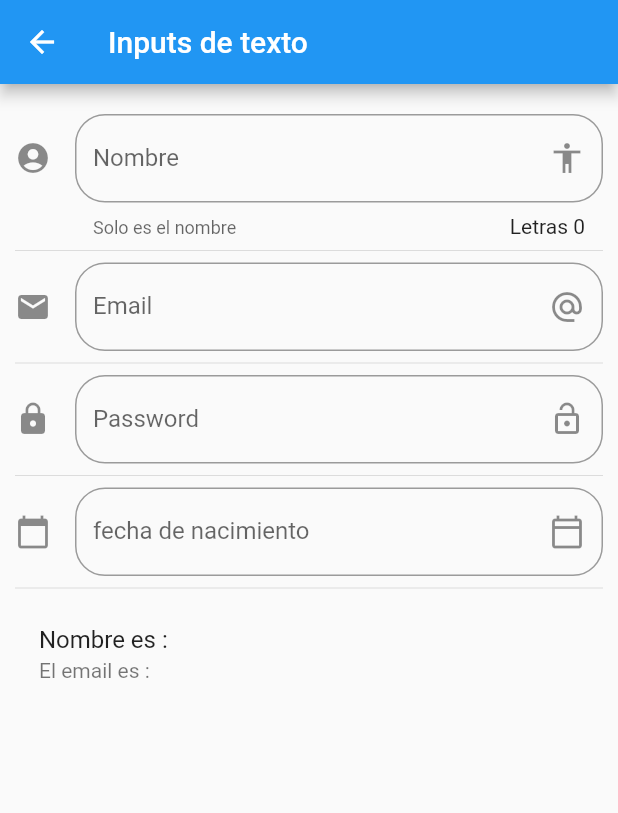
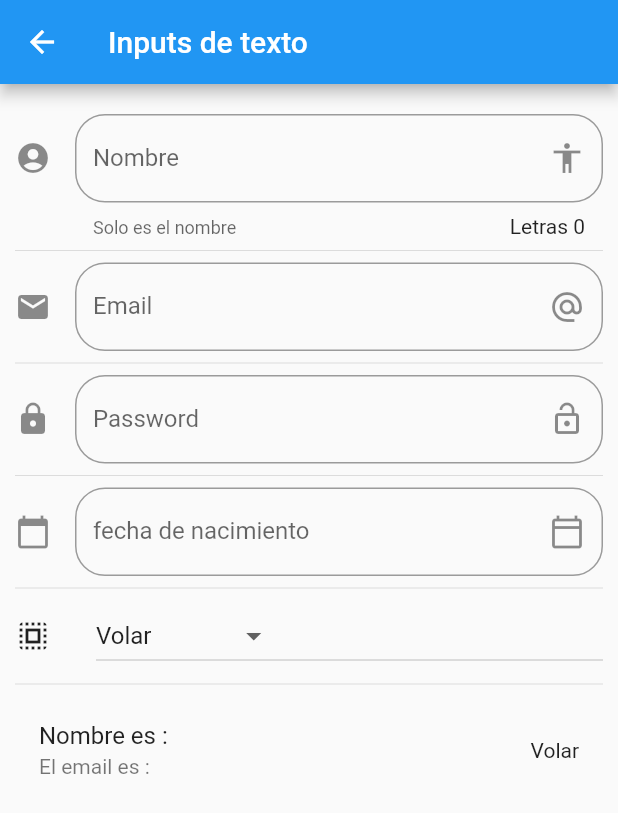
Before and after one commit to lmdelgallego/componentes, a Flutter app: the InputPage screen opened by its route, on a phone screen of 412 x 824 dp. Shown: the top 813 px of the screen. Run offline on Flutter 3.47's test engine with Material 2 defaults, Android fonts, the phone set to English and light mode, and no system bars.

```diff
--- a/lib/src/pages/input_pate.dart
+++ b/lib/src/pages/input_pate.dart
@@ -12,6 +12,9 @@ class _InputPageState extends State<InputPage> {
   String _email = '';
   String _password = '';
   String _fecha = '';
+  String _opcionSeleccionada = 'Volar';
+
+  List<String> _poderes = ['Volar', 'Rayos X', 'Super Alinto', 'Super Fuerza'];
 
   TextEditingController _inputFieldDateController = new TextEditingController();
 
@@ -32,6 +35,8 @@ class _InputPageState extends State<InputPage> {
           Divider(),
           _crearFecha(context),
           Divider(),
+          _crearDropdown(),
+          Divider(),
           _crearPersona(),
         ],
       ),
@@ -42,6 +47,7 @@ class _InputPageState extends State<InputPage> {
     return ListTile(
       title: Text('Nombre es : $_nombre'),
       subtitle: Text('El email es : $_email'),
+      trailing: Text(_opcionSeleccionada),
     );
   }
 
@@ -132,4 +138,37 @@ class _InputPageState extends State<InputPage> {
       });
     }
   }
+
+  List<DropdownMenuItem<String>> getOptionsDropdown() {
+    List<DropdownMenuItem<String>> lista = new List();
+
+    _poderes.forEach((element) {
+      lista.add(DropdownMenuItem(
+        child: Text(element),
+        value: element,
+      ));
+    });
+
+    return lista;
+  }
+
+  Widget _crearDropdown() {
+    return Row(
+      children: [
+        Icon(Icons.select_all),
+        SizedBox(width: 30),
+        Expanded(
+          child: DropdownButton(
+            value: _opcionSeleccionada,
+            items: getOptionsDropdown(),
+            onChanged: (opt) {
+              setState(() {
+                _opcionSeleccionada = opt;
+              });
+            },
+          ),
+        ),
+      ],
+    );
+  }
 }
--- a/pubspec.yaml
+++ b/pubspec.yaml
@@ -33,6 +33,8 @@ dependencies:
 
 dev_dependencies:
   flutter_test:
+    sdk: flutter
+  flutter_localizations:
     sdk: flutter
 
 # For information on the generic Dart part of this file, see the
```
Also changed, not shown: 10 other files.
